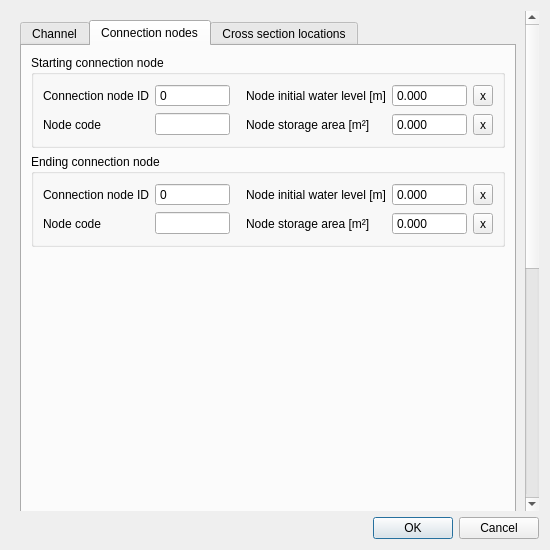
The window that threedi_schematisation_editor/forms/ui/channel.ui (nens/threedi-schematisation-editor) describes before a commit, drawn with Qt 5.
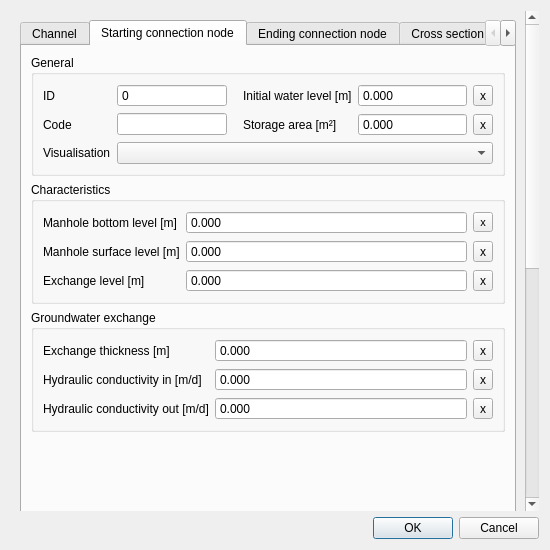
The same window after the commit. The open tabs and pages were chosen to show the change.

Commit message: Refactoring custom forms.

Patch:
```diff
--- a/threedi_schematisation_editor/forms/ui/channel.ui
+++ b/threedi_schematisation_editor/forms/ui/channel.ui
@@ -26,7 +26,7 @@
       <property name="geometry">
        <rect>
         <x>0</x>
-        <y>-5</y>
+        <y>0</y>
         <width>515</width>
         <height>929</height>
        </rect>
@@ -586,70 +586,19 @@
          </widget>
          <widget class="QWidget" name="tab_3">
           <attribute name="title">
-           <string>Connection nodes</string>
+           <string>Starting connection node</string>
           </attribute>
           <layout class="QGridLayout" name="gridLayout_20">
-           <item row="2" column="0">
-            <spacer name="verticalSpacer">
-             <property name="orientation">
-              <enum>Qt::Vertical</enum>
-             </property>
-             <property name="sizeHint" stdset="0">
-              <size>
-               <width>20</width>
-               <height>40</height>
-              </size>
-             </property>
-            </spacer>
-           </item>
            <item row="0" column="0">
             <widget class="QGroupBox" name="grp_conn_node_1">
              <property name="enabled">
               <bool>true</bool>
              </property>
              <property name="title">
-              <string>Starting connection node</string>
+              <string>General</string>
              </property>
-             <layout class="QGridLayout" name="gridLayout_12">
-              <item row="1" column="1">
-               <widget class="QLineEdit" name="connection_node_1_code">
-                <property name="sizePolicy">
-                 <sizepolicy hsizetype="Expanding" vsizetype="Fixed">
-                  <horstretch>0</horstretch>
-                  <verstretch>0</verstretch>
-                 </sizepolicy>
-                </property>
-                <property name="clearButtonEnabled">
-                 <bool>true</bool>
-                </property>
-               </widget>
-              </item>
-              <item row="0" column="1">
-               <widget class="QSpinBox" name="connection_node_1_id">
-                <property name="sizePolicy">
-                 <sizepolicy hsizetype="Expanding" vsizetype="Fixed">
-                  <horstretch>0</horstretch>
-                  <verstretch>0</verstretch>
-                 </sizepolicy>
-                </property>
-                <property name="readOnly">
-                 <bool>true</bool>
-                </property>
-                <property name="buttonSymbols">
-                 <enum>QAbstractSpinBox::NoButtons</enum>
-                </property>
-                <property name="maximum">
-                 <number>999999999</number>
-                </property>
-                <property name="clearValue" stdset="0">
-                 <bool>true</bool>
-                </property>
-                <property name="expressionsEnabled" stdset="0">
-                 <bool>false</bool>
-                </property>
-               </widget>
-              </item>
-              <item row="0" column="3">
+             <layout class="QGridLayout" name="gridLayout_13">
+              <item row="1" column="3">
                <widget class="QDoubleSpinBox" name="connection_node_1_initial_waterlevel">
                 <property name="sizePolicy">
                  <sizepolicy hsizetype="Expanding" vsizetype="Fixed">
@@ -664,10 +613,10 @@
                  <number>3</number>
                 </property>
                 <property name="minimum">
-                 <double>-1000.000000000000000</double>
+                 <double>-99999999.000000000000000</double>
                 </property>
                 <property name="maximum">
-                 <double>1000000.000000000000000</double>
+                 <double>999999999.000000000000000</double>
                 </property>
                 <property name="showClearButton" stdset="0">
                  <bool>true</bool>
@@ -680,30 +629,20 @@
                 </property>
                </widget>
               </item>
-              <item row="1" column="2">
-               <widget class="QLabel" name="label_38">
-                <property name="text">
-                 <string>Node storage area [m²]</string>
+              <item row="2" column="0">
+               <widget class="QLabel" name="label_11">
+                <property name="locale">
+                 <locale language="English" country="UnitedStates"/>
                 </property>
-                <property name="alignment">
-                 <set>Qt::AlignLeading|Qt::AlignLeft|Qt::AlignVCenter</set>
-                </property>
-                <property name="indent">
-                 <number>10</number>
-                </property>
-               </widget>
-              </item>
-              <item row="0" column="0">
-               <widget class="QLabel" name="label_36">
                 <property name="text">
-                 <string>Connection node ID</string>
+                 <string>Code</string>
                 </property>
                 <property name="alignment">
                  <set>Qt::AlignLeading|Qt::AlignLeft|Qt::AlignVCenter</set>
                 </property>
                </widget>
               </item>
-              <item row="1" column="3">
+              <item row="2" column="3">
                <widget class="QDoubleSpinBox" name="connection_node_1_storage_area">
                 <property name="sizePolicy">
                  <sizepolicy hsizetype="Expanding" vsizetype="Fixed">
@@ -717,45 +656,131 @@
                 <property name="decimals">
                  <number>3</number>
                 </property>
+                <property name="minimum">
+                 <double>-99999999.000000000000000</double>
+                </property>
                 <property name="maximum">
                  <double>999999999.000000000000000</double>
                 </property>
-                <property name="clearValue" stdset="0">
-                 <bool>true</bool>
-                </property>
-               </widget>
-              </item>
-              <item row="0" column="2">
-               <widget class="QLabel" name="label_35">
-                <property name="text">
-                 <string>Node initial water level [m]</string>
-                </property>
-                <property name="alignment">
-                 <set>Qt::AlignLeading|Qt::AlignLeft|Qt::AlignVCenter</set>
-                </property>
-                <property name="indent">
-                 <number>10</number>
-                </property>
                </widget>
               </item>
               <item row="1" column="0">
-               <widget class="QLabel" name="label_37">
+               <widget class="QLabel" name="label_22">
+                <property name="locale">
+                 <locale language="English" country="UnitedStates"/>
+                </property>
                 <property name="text">
-                 <string>Node code</string>
+                 <string>ID</string>
                 </property>
                 <property name="alignment">
                  <set>Qt::AlignLeading|Qt::AlignLeft|Qt::AlignVCenter</set>
                 </property>
                </widget>
               </item>
-              <item row="0" column="4">
+              <item row="2" column="1">
+               <widget class="QLineEdit" name="connection_node_1_code">
+                <property name="sizePolicy">
+                 <sizepolicy hsizetype="Expanding" vsizetype="Fixed">
+                  <horstretch>0</horstretch>
+                  <verstretch>0</verstretch>
+                 </sizepolicy>
+                </property>
+                <property name="locale">
+                 <locale language="English" country="UnitedStates"/>
+                </property>
+               </widget>
+              </item>
+              <item row="1" column="1">
+               <widget class="QSpinBox" name="connection_node_1_id">
+                <property name="sizePolicy">
+                 <sizepolicy hsizetype="Expanding" vsizetype="Fixed">
+                  <horstretch>0</horstretch>
+                  <verstretch>0</verstretch>
+                 </sizepolicy>
+                </property>
+                <property name="locale">
+                 <locale language="English" country="UnitedStates"/>
+                </property>
+                <property name="readOnly">
+                 <bool>true</bool>
+                </property>
+                <property name="buttonSymbols">
+                 <enum>QAbstractSpinBox::NoButtons</enum>
+                </property>
+                <property name="maximum">
+                 <number>999999999</number>
+                </property>
+               </widget>
+              </item>
+              <item row="1" column="4">
                <widget class="QToolButton" name="connection_node_1_initial_waterlevel_clear">
                 <property name="text">
                  <string>x</string>
                 </property>
                </widget>
               </item>
-              <item row="1" column="4">
+              <item row="1" column="2">
+               <widget class="QLabel" name="label_17">
+                <property name="locale">
+                 <locale language="English" country="UnitedStates"/>
+                </property>
+                <property name="text">
+                 <string>Initial water level [m]</string>
+                </property>
+                <property name="alignment">
+                 <set>Qt::AlignLeading|Qt::AlignLeft|Qt::AlignVCenter</set>
+                </property>
+                <property name="indent">
+                 <number>10</number>
+                </property>
+               </widget>
+              </item>
+              <item row="3" column="1" colspan="4">
+               <widget class="QComboBox" name="connection_node_1_visualisation">
+                <property name="sizePolicy">
+                 <sizepolicy hsizetype="Expanding" vsizetype="Fixed">
+                  <horstretch>0</horstretch>
+                  <verstretch>0</verstretch>
+                 </sizepolicy>
+                </property>
+                <property name="locale">
+                 <locale language="English" country="UnitedStates"/>
+                </property>
+               </widget>
+              </item>
+              <item row="2" column="2">
+               <widget class="QLabel" name="label_21">
+                <property name="locale">
+                 <locale language="English" country="UnitedStates"/>
+                </property>
+                <property name="text">
+                 <string>Storage area [m²]</string>
+                </property>
+                <property name="alignment">
+                 <set>Qt::AlignLeading|Qt::AlignLeft|Qt::AlignVCenter</set>
+                </property>
+                <property name="indent">
+                 <number>10</number>
+                </property>
+               </widget>
+              </item>
+              <item row="3" column="0">
+               <widget class="QLabel" name="label_20">
+                <property name="locale">
+                 <locale language="English" country="UnitedStates"/>
+                </property>
+                <property name="text">
+                 <string>Visualisation</string>
+                </property>
+                <property name="alignment">
+                 <set>Qt::AlignLeading|Qt::AlignLeft|Qt::AlignVCenter</set>
+                </property>
+                <property name="indent">
+                 <number>-1</number>
+                </property>
+               </widget>
+              </item>
+              <item row="2" column="4">
                <widget class="QToolButton" name="connection_node_1_storage_area_clear">
                 <property name="text">
                  <string>x</string>
@@ -765,103 +790,368 @@
              </layout>
             </widget>
            </item>
+           <item row="3" column="0">
+            <spacer name="verticalSpacer">
+             <property name="orientation">
+              <enum>Qt::Vertical</enum>
+             </property>
+             <property name="sizeHint" stdset="0">
+              <size>
+               <width>20</width>
+               <height>40</height>
+              </size>
+             </property>
+            </spacer>
+           </item>
            <item row="1" column="0">
             <widget class="QGroupBox" name="grp_conn_node_2">
              <property name="enabled">
               <bool>true</bool>
              </property>
              <property name="title">
-              <string>Ending connection node</string>
+              <string>Characteristics</string>
+             </property>
+             <layout class="QGridLayout" name="gridLayout_12">
+              <item row="2" column="0">
+               <widget class="QLabel" name="label_26">
+                <property name="locale">
+                 <locale language="English" country="UnitedStates"/>
+                </property>
+                <property name="text">
+                 <string>Exchange level [m]</string>
+                </property>
+                <property name="alignment">
+                 <set>Qt::AlignLeading|Qt::AlignLeft|Qt::AlignVCenter</set>
+                </property>
+                <property name="indent">
+                 <number>-1</number>
+                </property>
+               </widget>
+              </item>
+              <item row="0" column="1">
+               <widget class="QDoubleSpinBox" name="connection_node_1_manhole_bottom_level">
+                <property name="sizePolicy">
+                 <sizepolicy hsizetype="Expanding" vsizetype="Fixed">
+                  <horstretch>0</horstretch>
+                  <verstretch>0</verstretch>
+                 </sizepolicy>
+                </property>
+                <property name="locale">
+                 <locale language="English" country="UnitedStates"/>
+                </property>
+                <property name="inputMethodHints">
+                 <set>Qt::ImhNone</set>
+                </property>
+                <property name="buttonSymbols">
+                 <enum>QAbstractSpinBox::NoButtons</enum>
+                </property>
+                <property name="decimals">
+                 <number>3</number>
+                </property>
+                <property name="minimum">
+                 <double>-9999999999.000000000000000</double>
+                </property>
+                <property name="maximum">
+                 <double>9999999999.000000000000000</double>
+                </property>
+               </widget>
+              </item>
+              <item row="2" column="1">
+               <widget class="QDoubleSpinBox" name="connection_node_1_exchange_level">
+                <property name="sizePolicy">
+                 <sizepolicy hsizetype="Expanding" vsizetype="Fixed">
+                  <horstretch>0</horstretch>
+                  <verstretch>0</verstretch>
+                 </sizepolicy>
+                </property>
+                <property name="locale">
+                 <locale language="English" country="UnitedStates"/>
+                </property>
+                <property name="inputMethodHints">
+                 <set>Qt::ImhNone</set>
+                </property>
+                <property name="buttonSymbols">
+                 <enum>QAbstractSpinBox::NoButtons</enum>
+                </property>
+                <property name="decimals">
+                 <number>3</number>
+                </property>
+                <property name="minimum">
+                 <double>-9999999999.000000000000000</double>
+                </property>
+                <property name="maximum">
+                 <double>9999999999.000000000000000</double>
+                </property>
+               </widget>
+              </item>
+              <item row="1" column="1">
+               <widget class="QDoubleSpinBox" name="connection_node_1_manhole_surface_level">
+                <property name="sizePolicy">
+                 <sizepolicy hsizetype="Expanding" vsizetype="Fixed">
+                  <horstretch>0</horstretch>
+                  <verstretch>0</verstretch>
+                 </sizepolicy>
+                </property>
+                <property name="locale">
+                 <locale language="English" country="UnitedStates"/>
+                </property>
+                <property name="inputMethodHints">
+                 <set>Qt::ImhNone</set>
+                </property>
+                <property name="buttonSymbols">
+                 <enum>QAbstractSpinBox::NoButtons</enum>
+                </property>
+                <property name="decimals">
+                 <number>3</number>
+                </property>
+                <property name="minimum">
+                 <double>-9999999999.000000000000000</double>
+                </property>
+                <property name="maximum">
+                 <double>9999999999.000000000000000</double>
+                </property>
+               </widget>
+              </item>
+              <item row="0" column="2">
+               <widget class="QToolButton" name="connection_node_1_manhole_bottom_level_clear">
+                <property name="font">
+                 <font>
+                  <pointsize>8</pointsize>
+                 </font>
+                </property>
+                <property name="text">
+                 <string>x</string>
+                </property>
+               </widget>
+              </item>
+              <item row="0" column="0">
+               <widget class="QLabel" name="label_27">
+                <property name="locale">
+                 <locale language="English" country="UnitedStates"/>
+                </property>
+                <property name="text">
+                 <string>Manhole bottom level [m]</string>
+                </property>
+                <property name="alignment">
+                 <set>Qt::AlignLeading|Qt::AlignLeft|Qt::AlignVCenter</set>
+                </property>
+                <property name="indent">
+                 <number>-1</number>
+                </property>
+               </widget>
+              </item>
+              <item row="1" column="0">
+               <widget class="QLabel" name="label_28">
+                <property name="locale">
+                 <locale language="English" country="UnitedStates"/>
+                </property>
+                <property name="text">
+                 <string>Manhole surface level [m]</string>
+                </property>
+                <property name="alignment">
+                 <set>Qt::AlignLeading|Qt::AlignLeft|Qt::AlignVCenter</set>
+                </property>
+                <property name="indent">
+                 <number>-1</number>
+                </property>
+               </widget>
+              </item>
+              <item row="1" column="2">
+               <widget class="QToolButton" name="connection_node_1_manhole_surface_level_clear">
+                <property name="font">
+                 <font>
+                  <weight>50</weight>
+                  <italic>false</italic>
+                  <bold>false</bold>
+                 </font>
+                </property>
+                <property name="text">
+                 <string>x</string>
+                </property>
+               </widget>
+              </item>
+              <item row="2" column="2">
+               <widget class="QToolButton" name="connection_node_1_exchange_level_clear">
+                <property name="text">
+                 <string>x</string>
+                </property>
+               </widget>
+              </item>
+             </layout>
+            </widget>
+           </item>
+           <item row="2" column="0">
+            <widget class="QGroupBox" name="grp_groundwater_1">
+             <property name="title">
+              <string>Groundwater exchange</string>
+             </property>
+             <layout class="QGridLayout" name="gridLayout_14">
+              <item row="0" column="1">
+               <widget class="QDoubleSpinBox" name="connection_node_1_exchange_thickness">
+                <property name="sizePolicy">
+                 <sizepolicy hsizetype="Expanding" vsizetype="Fixed">
+                  <horstretch>0</horstretch>
+                  <verstretch>0</verstretch>
+                 </sizepolicy>
+                </property>
+                <property name="locale">
+                 <locale language="English" country="UnitedStates"/>
+                </property>
+                <property name="buttonSymbols">
+                 <enum>QAbstractSpinBox::NoButtons</enum>
+                </property>
+                <property name="decimals">
+                 <number>3</number>
+                </property>
+                <property name="maximum">
+                 <double>1000000.000000000000000</double>
+                </property>
+               </widget>
+              </item>
+              <item row="0" column="2">
+               <widget class="QToolButton" name="connection_node_1_exchange_thickness_clear">
+                <property name="text">
+                 <string>x</string>
+                </property>
+               </widget>
+              </item>
+              <item row="0" column="0">
+               <widget class="QLabel" name="label_29">
+                <property name="locale">
+                 <locale language="English" country="UnitedStates"/>
+                </property>
+                <property name="text">
+                 <string>Exchange thickness [m]</string>
+                </property>
+                <property name="alignment">
+                 <set>Qt::AlignLeading|Qt::AlignLeft|Qt::AlignVCenter</set>
+                </property>
+               </widget>
+              </item>
+              <item row="1" column="0">
+               <widget class="QLabel" name="label_30">
+                <property name="locale">
+                 <locale language="English" country="UnitedStates"/>
+                </property>
+                <property name="text">
+                 <string>Hydraulic conductivity in [m/d]</string>
+                </property>
+                <property name="alignment">
+                 <set>Qt::AlignLeading|Qt::AlignLeft|Qt::AlignVCenter</set>
+                </property>
+               </widget>
+              </item>
+              <item row="1" column="1">
+               <widget class="QDoubleSpinBox" name="connection_node_1_hydraulic_conductivity_in">
+                <property name="sizePolicy">
+                 <sizepolicy hsizetype="Expanding" vsizetype="Fixed">
+                  <horstretch>0</horstretch>
+                  <verstretch>0</verstretch>
+                 </sizepolicy>
+                </property>
+                <property name="locale">
+                 <locale language="English" country="UnitedStates"/>
+                </property>
+                <property name="buttonSymbols">
+                 <enum>QAbstractSpinBox::NoButtons</enum>
+                </property>
+                <property name="decimals">
+                 <number>3</number>
+                </property>
+                <property name="maximum">
+                 <double>1000000.000000000000000</double>
+                </property>
+               </widget>
+              </item>
+              <item row="1" column="2">
+               <widget class="QToolButton" name="connection_node_1_hydraulic_conductivity_in_clear">
+                <property name="text">
+                 <string>x</string>
+                </property>
+               </widget>
+              </item>
+              <item row="2" column="0">
+               <widget class="QLabel" name="label_31">
+                <property name="locale">
+                 <locale language="English" country="UnitedStates"/>
+                </property>
+                <property name="text">
+                 <string>Hydraulic conductivity out [m/d]</string>
+                </property>
+                <property name="alignment">
+                 <set>Qt::AlignLeading|Qt::AlignLeft|Qt::AlignVCenter</set>
+                </property>
+               </widget>
+              </item>
+              <item row="2" column="1">
+               <widget class="QDoubleSpinBox" name="connection_node_1_hydraulic_conductivity_out">
+                <property name="sizePolicy">
+                 <sizepolicy hsizetype="Expanding" vsizetype="Fixed">
+                  <horstretch>0</horstretch>
+                  <verstretch>0</verstretch>
+                 </sizepolicy>
+                </property>
+                <property name="locale">
+                 <locale language="English" country="UnitedStates"/>
+                </property>
+                <property name="buttonSymbols">
+                 <enum>QAbstractSpinBox::NoButtons</enum>
+                </property>
+                <property name="decimals">
+                 <number>3</number>
+                </property>
+                <property name="maximum">
+                 <double>1000000.000000000000000</double>
+                </property>
+               </widget>
+              </item>
+              <item row="2" column="2">
+               <widget class="QToolButton" name="connection_node_1_hydraulic_conductivity_out_clear">
+                <property name="text">
+                 <string>x</string>
+                </property>
+               </widget>
+              </item>
+             </layout>
+            </widget>
+           </item>
+          </layout>
+         </widget>
+         <widget class="QWidget" name="tab_4">
+          <attribute name="title">
+           <string>Ending connection node</string>
+          </attribute>
+          <layout class="QGridLayout" name="gridLayout_16">
+           <item row="1" column="0">
+            <widget class="QGroupBox" name="grp_characteristics_2">
+             <property name="enabled">
+              <bool>true</bool>
+             </property>
+             <property name="locale">
+              <locale language="English" country="UnitedStates"/>
+             </property>
+             <property name="title">
+              <string>Characteristics</string>
              </property>
              <layout class="QGridLayout" name="gridLayout_17">
-              <item row="1" column="3">
-               <widget class="QDoubleSpinBox" name="connection_node_2_storage_area">
-                <property name="sizePolicy">
-                 <sizepolicy hsizetype="Expanding" vsizetype="Fixed">
-                  <horstretch>0</horstretch>
-                  <verstretch>0</verstretch>
-                 </sizepolicy>
+              <item row="2" column="0">
+               <widget class="QLabel" name="label_37">
+                <property name="locale">
+                 <locale language="English" country="UnitedStates"/>
                 </property>
-                <property name="buttonSymbols">
-                 <enum>QAbstractSpinBox::NoButtons</enum>
-                </property>
-                <property name="decimals">
-                 <number>3</number>
-                </property>
-                <property name="maximum">
-                 <double>999999999.000000000000000</double>
-                </property>
-                <property name="clearValue" stdset="0">
-                 <bool>true</bool>
-                </property>
-               </widget>
-              </item>
-              <item row="0" column="0">
-               <widget class="QLabel" name="label_53">
                 <property name="text">
-                 <string>Connection node ID</string>
-                </property>
-                <property name="alignment">
-                 <set>Qt::AlignLeading|Qt::AlignLeft|Qt::AlignVCenter</set>
-                </property>
-               </widget>
-              </item>
-              <item row="0" column="3">
-               <widget class="QDoubleSpinBox" name="connection_node_2_initial_waterlevel">
-                <property name="sizePolicy">
-                 <sizepolicy hsizetype="Expanding" vsizetype="Fixed">
-                  <horstretch>0</horstretch>
-                  <verstretch>0</verstretch>
-                 </sizepolicy>
-                </property>
-                <property name="buttonSymbols">
-                 <enum>QAbstractSpinBox::NoButtons</enum>
-                </property>
-                <property name="decimals">
-                 <number>3</number>
-                </property>
-                <property name="minimum">
-                 <double>-1000.000000000000000</double>
-                </property>
-                <property name="maximum">
-                 <double>1000000.000000000000000</double>
-                </property>
-                <property name="showClearButton" stdset="0">
-                 <bool>true</bool>
-                </property>
-                <property name="clearValue" stdset="0">
-                 <bool>true</bool>
-                </property>
-                <property name="expressionsEnabled" stdset="0">
-                 <bool>true</bool>
-                </property>
-               </widget>
-              </item>
-              <item row="0" column="2">
-               <widget class="QLabel" name="label_52">
-                <property name="text">
-                 <string>Node initial water level [m]</string>
+                 <string>Exchange level [m]</string>
                 </property>
                 <property name="alignment">
                  <set>Qt::AlignLeading|Qt::AlignLeft|Qt::AlignVCenter</set>
                 </property>
                 <property name="indent">
-                 <number>10</number>
-                </property>
-               </widget>
-              </item>
-              <item row="1" column="0">
-               <widget class="QLabel" name="label_54">
-                <property name="text">
-                 <string>Node code</string>
-                </property>
-                <property name="alignment">
-                 <set>Qt::AlignLeading|Qt::AlignLeft|Qt::AlignVCenter</set>
+                 <number>-1</number>
                 </property>
                </widget>
               </item>
               <item row="0" column="1">
-               <widget class="QSpinBox" name="connection_node_2_id">
+               <widget class="QDoubleSpinBox" name="connection_node_2_manhole_bottom_level">
                 <property name="sizePolicy">
                  <sizepolicy hsizetype="Expanding" vsizetype="Fixed">
                   <horstretch>0</horstretch>
@@ -886,6 +1176,114 @@
                </widget>
               </item>
               <item row="1" column="1">
+               <widget class="QDoubleSpinBox" name="connection_node_2_manhole_surface_level">
+                <property name="sizePolicy">
+                 <sizepolicy hsizetype="Expanding" vsizetype="Fixed">
+                  <horstretch>0</horstretch>
+                  <verstretch>0</verstretch>
+                 </sizepolicy>
+                </property>
+                <property name="locale">
+                 <locale language="English" country="UnitedStates"/>
+                </property>
+                <property name="inputMethodHints">
+                 <set>Qt::ImhNone</set>
+                </property>
+                <property name="buttonSymbols">
+                 <enum>QAbstractSpinBox::NoButtons</enum>
+                </property>
+                <property name="decimals">
+                 <number>3</number>
+                </property>
+                <property name="minimum">
+                 <double>-9999999999.000000000000000</double>
+                </property>
+                <property name="maximum">
+                 <double>9999999999.000000000000000</double>
+                </property>
+               </widget>
+              </item>
+              <item row="0" column="2">
+               <widget class="QToolButton" name="connection_node_2_manhole_bottom_level_clear">
+                <property name="font">
+                 <font>
+                  <pointsize>8</pointsize>
+                 </font>
+                </property>
+                <property name="text">
+                 <string>x</string>
+                </property>
+               </widget>
+              </item>
+              <item row="0" column="0">
+               <widget class="QLabel" name="label_38">
+                <property name="locale">
+                 <locale language="English" country="UnitedStates"/>
+                </property>
+                <property name="text">
+                 <string>Manhole bottom level [m]</string>
+                </property>
+                <property name="alignment">
+                 <set>Qt::AlignLeading|Qt::AlignLeft|Qt::AlignVCenter</set>
+                </property>
+                <property name="indent">
+                 <number>-1</number>
+                </property>
+               </widget>
+              </item>
+              <item row="1" column="0">
+               <widget class="QLabel" name="label_39">
+                <property name="locale">
+                 <locale language="English" country="UnitedStates"/>
+                </property>
+                <property name="text">
+                 <string>Manhole surface level [m]</string>
+                </property>
+                <property name="alignment">
+                 <set>Qt::AlignLeading|Qt::AlignLeft|Qt::AlignVCenter</set>
+                </property>
+                <property name="indent">
+                 <number>-1</number>
+                </property>
+               </widget>
+              </item>
+              <item row="1" column="2">
+               <widget class="QToolButton" name="connection_node_2_manhole_surface_level_clear">
+                <property name="font">
+                 <font>
+                  <weight>50</weight>
+                  <italic>false</italic>
+                  <bold>false</bold>
+                 </font>
+                </property>
+                <property name="text">
+                 <string>x</string>
+                </property>
+               </widget>
+              </item>
+              <item row="2" column="2">
+               <widget class="QToolButton" name="connection_node_2_exchange_level_clear">
+                <property name="text">
+                 <string>x</string>
+                </property>
+               </widget>
+              </item>
+             </layout>
+            </widget>
+           </item>
+           <item row="0" column="0">
+            <widget class="QGroupBox" name="grp_general_2">
+             <property name="enabled">
+              <bool>true</bool>
+             </property>
+             <property name="locale">
+              <locale language="English" country="UnitedStates"/>
+             </property>
+             <property name="title">
+              <string>General</string>
+             </property>
+             <layout class="QGridLayout" name="gridLayout_15">
+              <item row="2" column="1">
                <widget class="QLineEdit" name="connection_node_2_code">
                 <property name="sizePolicy">
                  <sizepolicy hsizetype="Expanding" vsizetype="Fixed">
@@ -893,32 +1291,171 @@
                   <verstretch>0</verstretch>
                  </sizepolicy>
                 </property>
-                <property name="clearButtonEnabled">
-                 <bool>true</bool>
+                <property name="locale">
+                 <locale language="English" country="UnitedStates"/>
                 </property>
                </widget>
               </item>
-              <item row="1" column="2">
-               <widget class="QLabel" name="label_55">
-                <property name="text">
-                 <string>Node storage area [m²]</string>
-                </property>
-                <property name="alignment">
-                 <set>Qt::AlignLeading|Qt::AlignLeft|Qt::AlignVCenter</set>
-                </property>
-                <property name="indent">
-                 <number>10</number>
-                </property>
-               </widget>
-              </item>
-              <item row="0" column="4">
+              <item row="1" column="4">
                <widget class="QToolButton" name="connection_node_2_initial_waterlevel_clear">
                 <property name="text">
                  <string>x</string>
                 </property>
                </widget>
               </item>
-              <item row="1" column="4">
+              <item row="1" column="0">
+               <widget class="QLabel" name="label_36">
+                <property name="locale">
+                 <locale language="English" country="UnitedStates"/>
+                </property>
+                <property name="text">
+                 <string>ID</string>
+                </property>
+                <property name="alignment">
+                 <set>Qt::AlignLeading|Qt::AlignLeft|Qt::AlignVCenter</set>
+                </property>
+               </widget>
+              </item>
+              <item row="1" column="2">
+               <widget class="QLabel" name="label_32">
+                <property name="locale">
+                 <locale language="English" country="UnitedStates"/>
+                </property>
+                <property name="text">
+                 <string>Initial water level [m]</string>
+                </property>
+                <property name="alignment">
+                 <set>Qt::AlignLeading|Qt::AlignLeft|Qt::AlignVCenter</set>
+                </property>
+                <property name="indent">
+                 <number>10</number>
+                </property>
+               </widget>
+              </item>
+              <item row="1" column="3">
+               <widget class="QDoubleSpinBox" name="connection_node_2_initial_waterlevel">
+                <property name="sizePolicy">
+                 <sizepolicy hsizetype="Expanding" vsizetype="Fixed">
+                  <horstretch>0</horstretch>
+                  <verstretch>0</verstretch>
+                 </sizepolicy>
+                </property>
+                <property name="locale">
+                 <locale language="English" country="UnitedStates"/>
+                </property>
+                <property name="inputMethodHints">
+                 <set>Qt::ImhNone</set>
+                </property>
+                <property name="buttonSymbols">
+                 <enum>QAbstractSpinBox::NoButtons</enum>
+                </property>
+                <property name="decimals">
+                 <number>3</number>
+                </property>
+                <property name="minimum">
+                 <double>-99999999.000000000000000</double>
+                </property>
+                <property name="maximum">
+                 <double>999999999.000000000000000</double>
+                </property>
+               </widget>
+              </item>
+              <item row="2" column="3">
+               <widget class="QDoubleSpinBox" name="connection_node_2_storage_area">
+                <property name="sizePolicy">
+                 <sizepolicy hsizetype="Expanding" vsizetype="Fixed">
+                  <horstretch>0</horstretch>
+                  <verstretch>0</verstretch>
+                 </sizepolicy>
+                </property>
+                <property name="locale">
+                 <locale language="English" country="UnitedStates"/>
+                </property>
+                <property name="inputMethodHints">
+                 <set>Qt::ImhNone</set>
+                </property>
+                <property name="buttonSymbols">
+                 <enum>QAbstractSpinBox::NoButtons</enum>
+                </property>
+                <property name="decimals">
+                 <number>3</number>
+                </property>
+                <property name="minimum">
+                 <double>-99999999.000000000000000</double>
+                </property>
+                <property name="maximum">
+                 <double>999999999.000000000000000</double>
+                </property>
+               </widget>
+              </item>
+              <item row="1" column="1">
+               <widget class="QSpinBox" name="connection_node_2_id">
+                <property name="sizePolicy">
+                 <sizepolicy hsizetype="Expanding" vsizetype="Fixed">
+                  <horstretch>0</horstretch>
+                  <verstretch>0</verstretch>
+                 </sizepolicy>
+                </property>
+                <property name="locale">
+                 <locale language="English" country="UnitedStates"/>
+                </property>
+                <property name="readOnly">
+                 <bool>true</bool>
+                </property>
+                <property name="buttonSymbols">
+                 <enum>QAbstractSpinBox::NoButtons</enum>
+                </property>
+                <property name="maximum">
+                 <number>999999999</number>
+                </property>
+               </widget>
+              </item>
+              <item row="4" column="0">
+               <widget class="QLabel" name="label_33">
+                <property name="locale">
+                 <locale language="English" country="UnitedStates"/>
+                </property>
+                <property name="text">
+                 <string>Visualisation</string>
+                </property>
+                <property name="alignment">
+                 <set>Qt::AlignLeading|Qt::AlignLeft|Qt::AlignVCenter</set>
+                </property>
+                <property name="indent">
+                 <number>-1</number>
+                </property>
+               </widget>
+              </item>
+              <item row="2" column="2">
+               <widget class="QLabel" name="label_35">
+                <property name="locale">
+                 <locale language="English" country="UnitedStates"/>
+                </property>
+                <property name="text">
+                 <string>Storage area [m²]</string>
+                </property>
+                <property name="alignment">
+                 <set>Qt::AlignLeading|Qt::AlignLeft|Qt::AlignVCenter</set>
+                </property>
+                <property name="indent">
+                 <number>10</number>
+                </property>
+               </widget>
+              </item>
+              <item row="2" column="0">
+               <widget class="QLabel" name="label_34">
+                <property name="locale">
+                 <locale language="English" country="UnitedStates"/>
+                </property>
+                <property name="text">
+                 <string>Code</string>
+                </property>
+                <property name="alignment">
+                 <set>Qt::AlignLeading|Qt::AlignLeft|Qt::AlignVCenter</set>
+                </property>
+               </widget>
+              </item>
+              <item row="2" column="4">
                <widget class="QToolButton" name="connection_node_2_storage_area_clear">
                 <property name="text">
                  <string>x</string>
```
Left out of the diff: 769 changed lines with no effect on the pictures. The commit also changes 7 other files.
